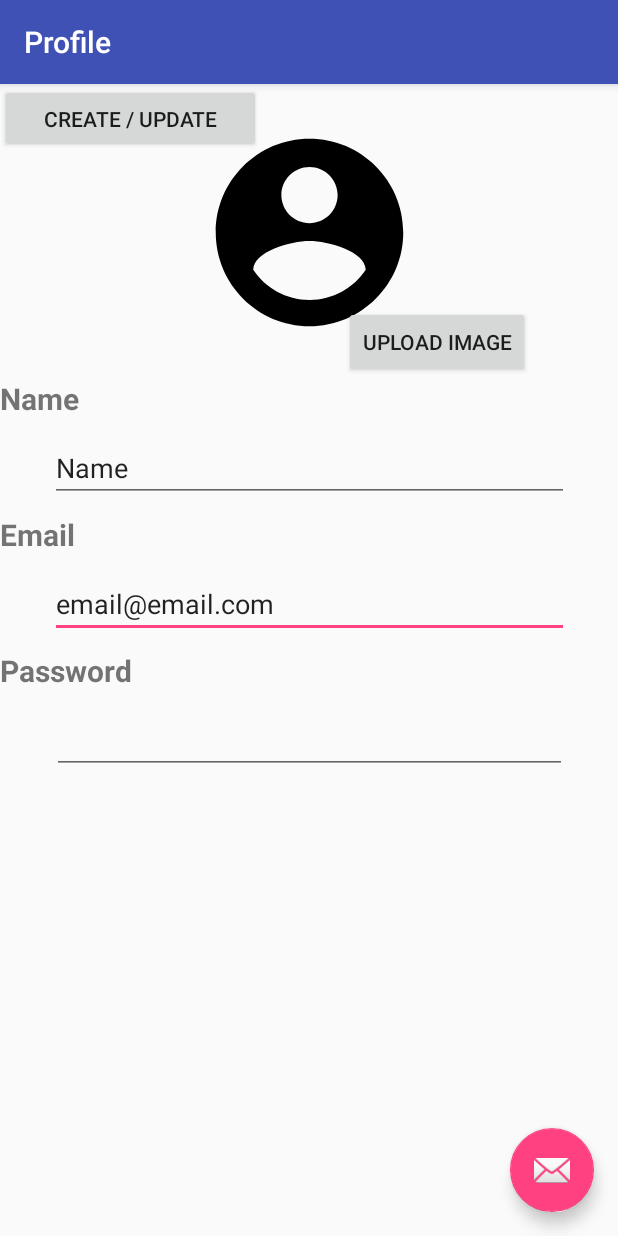
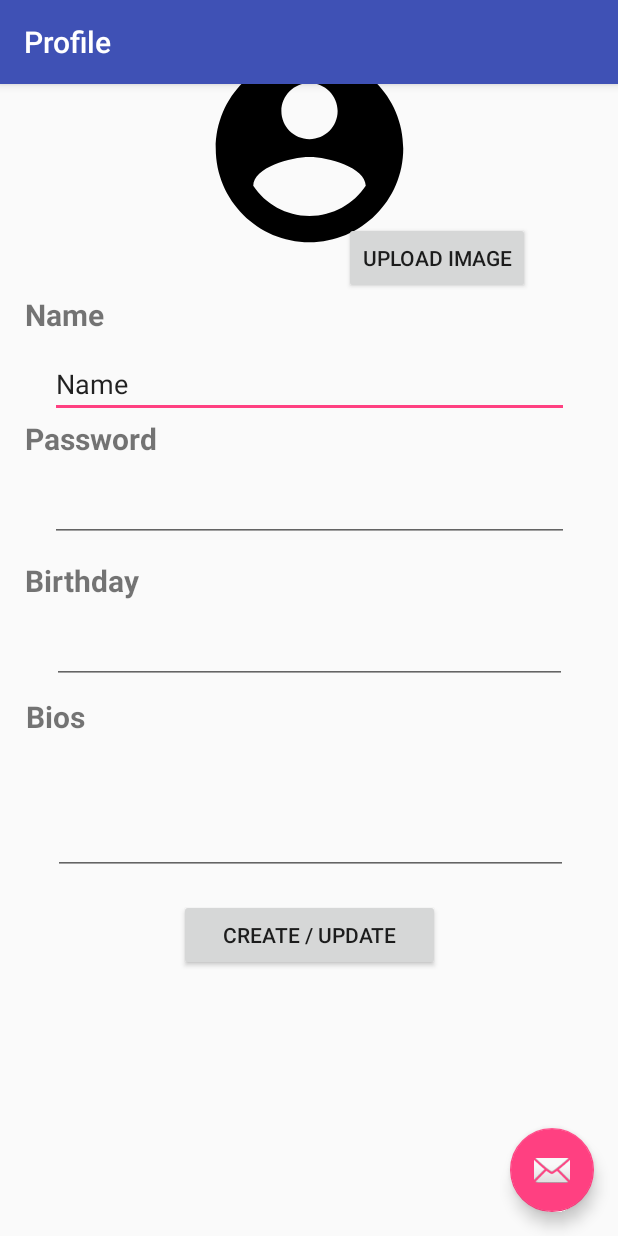
Before and after one commit to ahlp/catalog-android-client, an Android app: the Profile screen opened directly, with no data from a screen before it, on a phone screen of 412 x 824 dp. Run offline under Robolectric (Android 15) with nearby library versions, the phone set to English and light mode, and no system bars.

Commit message:
adjusting profile activity

```diff
--- a/app/src/main/java/com/hnka/csd/Profile.java
+++ b/app/src/main/java/com/hnka/csd/Profile.java
@@ -1,11 +1,18 @@
 package com.hnka.csd;
 
+import android.content.Intent;
 import android.os.Bundle;
 import android.support.design.widget.FloatingActionButton;
 import android.support.design.widget.Snackbar;
 import android.support.v7.app.AppCompatActivity;
 import android.support.v7.widget.Toolbar;
 import android.view.View;
+import android.widget.EditText;
+import android.widget.Toast;
+
+import com.hnka.csd.client.ClientFactory;
+import com.hnka.csd.client.ClientLogin;
+import com.hnka.csd.client.ClientProfile;
 
 public class Profile extends AppCompatActivity {
 
@@ -26,4 +33,41 @@ public class Profile extends AppCompatActivity {
         });
     }
 
+    public void CreateUpdateProfile(View v) {
+        ClientProfile clientProfile = ClientFactory.getClientProfileInstance();
+        ClientLogin clientLogin = ClientFactory.getClientLoginInstance();
+
+        boolean isCreatingProfile = true;
+
+        String userName = ((EditText)findViewById(R.id.ProfileUsername)).getText().toString();
+        String password = ((EditText)findViewById(R.id.ProfilePassword)).getText().toString();
+
+        String birthday = ((EditText)findViewById(R.id.ProfileBirthday)).getText().toString();
+        String bios = ((EditText)findViewById(R.id.ProfileBios)).getText().toString();
+
+        if (isCreatingProfile){
+            // TODO: adjust requests
+            clientLogin.register(userName, password);
+            clientLogin.login(userName, password);
+            clientProfile.createProfile(userName, birthday, "",bios);
+        } else {
+            clientProfile.updateProfile(userName, birthday, "",bios);
+        }
+    }
+
+    private void ProfileCreateWithSuccess() {
+        Toast.makeText(getApplicationContext(), "Welcome to CSD!", Toast.LENGTH_LONG).show();
+
+        Intent intent = new Intent(this, HomeFragment.class);
+        intent.setFlags(Intent.FLAG_ACTIVITY_NO_HISTORY);
+        startActivity(intent);
+    }
+
+    private void ProfileUpdatedWithSuccess() {
+        Toast.makeText(getApplicationContext(), "Profile Update with success", Toast.LENGTH_LONG).show();
+
+        Intent intent = new Intent(this, HomeFragment.class);
+        intent.setFlags(Intent.FLAG_ACTIVITY_NO_HISTORY);
+        startActivity(intent);
+    }
 }
--- a/app/src/main/java/com/hnka/csd/client/ClientFactory.java
+++ b/app/src/main/java/com/hnka/csd/client/ClientFactory.java
@@ -6,6 +6,7 @@ public class ClientFactory {
     public static final String HOST = "localhost:30412";
 
     private static ClientLogin clientLogin;
+    private static ClientProfile clientProfile;
 
     public static ClientLogin getClientLoginInstance() {
         if (ClientFactory.clientLogin == null){
@@ -14,4 +15,13 @@ public class ClientFactory {
 
         return ClientFactory.clientLogin;
     }
+
+    public static ClientProfile getClientProfileInstance() {
+        if (ClientFactory.clientProfile == null){
+            ClientFactory.clientProfile = new ClientProfile();
+        }
+
+        return ClientFactory.clientProfile;
+    }
+
 }
--- a/app/src/main/res/layout/content_profile.xml
+++ b/app/src/main/res/layout/content_profile.xml
@@ -1,45 +1,89 @@
 <?xml version="1.0" encoding="utf-8"?>
+<ScrollView xmlns:android="http://schemas.android.com/apk/res/android"
+    xmlns:tools="http://schemas.android.com/tools"
+    android:layout_width="match_parent"
+    android:layout_height="match_parent"
+    android:fillViewport="true">
+
 <android.support.constraint.ConstraintLayout xmlns:android="http://schemas.android.com/apk/res/android"
     xmlns:app="http://schemas.android.com/apk/res-auto"
     xmlns:tools="http://schemas.android.com/tools"
     android:layout_width="match_parent"
-    android:layout_height="match_parent"
+    android:layout_height="wrap_content"
     app:layout_behavior="@string/appbar_scrolling_view_behavior"
     tools:context=".Profile"
+    tools:layout_editor_absoluteY="81dp"
     tools:showIn="@layout/activity_profile">
+
+
+
+    <TextView
+        android:id="@+id/textView24"
+        android:layout_width="wrap_content"
+        android:layout_height="29dp"
+        android:layout_marginEnd="8dp"
+        android:layout_marginStart="8dp"
+        android:layout_marginTop="8dp"
+        android:text="Bios"
+        android:textSize="20sp"
+        android:textStyle="bold"
+        app:layout_constraintEnd_toEndOf="parent"
+        app:layout_constraintHorizontal_bias="0.027"
+        app:layout_constraintStart_toStartOf="parent"
+        app:layout_constraintTop_toBottomOf="@+id/ProfileBirthday" />
+
+    <EditText
+        android:id="@+id/ProfileBios"
+        android:layout_width="343dp"
+        android:layout_height="82dp"
+        android:layout_marginEnd="8dp"
+        android:layout_marginStart="8dp"
+        android:layout_marginTop="8dp"
+        android:ems="10"
+        android:inputType="text"
+        app:layout_constraintEnd_toEndOf="parent"
+        app:layout_constraintHorizontal_bias="0.52"
+        app:layout_constraintStart_toStartOf="parent"
+        app:layout_constraintTop_toBottomOf="@+id/textView24" />
 
     <TextView
         android:id="@+id/textView14"
         android:layout_width="wrap_content"
         android:layout_height="29dp"
-        android:layout_marginTop="8dp"
-        android:text="Password"
+        android:layout_marginEnd="8dp"
+        android:layout_marginStart="8dp"
+        android:layout_marginTop="12dp"
+        android:text="Birthday"
         android:textSize="20sp"
         android:textStyle="bold"
-        app:layout_constraintTop_toBottomOf="@+id/editText4"
-        tools:layout_editor_absoluteX="16dp" />
+        app:layout_constraintEnd_toEndOf="parent"
+        app:layout_constraintHorizontal_bias="0.027"
+        app:layout_constraintStart_toStartOf="parent"
+        app:layout_constraintTop_toBottomOf="@+id/ProfilePassword" />
 
     <TextView
         android:id="@+id/textView13"
         android:layout_width="wrap_content"
         android:layout_height="29dp"
-        android:layout_marginTop="8dp"
-        android:text="Email"
+        android:layout_marginEnd="8dp"
+        android:layout_marginStart="8dp"
+        android:text="Password"
         android:textSize="20sp"
         android:textStyle="bold"
-        app:layout_constraintTop_toBottomOf="@+id/editText3"
-        tools:layout_editor_absoluteX="16dp" />
+        app:layout_constraintEnd_toEndOf="parent"
+        app:layout_constraintHorizontal_bias="0.028"
+        app:layout_constraintStart_toStartOf="parent"
+        app:layout_constraintTop_toBottomOf="@+id/ProfileUsername" />
 
     <EditText
-        android:id="@+id/editText4"
+        android:id="@+id/ProfilePassword"
         android:layout_width="346dp"
         android:layout_height="wrap_content"
         android:layout_marginEnd="8dp"
         android:layout_marginStart="8dp"
         android:layout_marginTop="8dp"
         android:ems="10"
-        android:inputType="textPersonName"
-        android:text="email@email.com"
+        android:inputType="textPassword"
         app:layout_constraintEnd_toEndOf="parent"
         app:layout_constraintStart_toStartOf="parent"
         app:layout_constraintTop_toBottomOf="@+id/textView13" />
@@ -73,15 +117,19 @@
         android:id="@+id/textView6"
         android:layout_width="wrap_content"
         android:layout_height="29dp"
+        android:layout_marginEnd="8dp"
+        android:layout_marginStart="8dp"
         android:layout_marginTop="196dp"
         android:text="Name"
         android:textSize="20sp"
         android:textStyle="bold"
-        app:layout_constraintTop_toTopOf="parent"
-        tools:layout_editor_absoluteX="16dp" />
+        app:layout_constraintEnd_toEndOf="parent"
+        app:layout_constraintHorizontal_bias="0.025"
+        app:layout_constraintStart_toStartOf="parent"
+        app:layout_constraintTop_toTopOf="parent" />
 
     <EditText
-        android:id="@+id/editText3"
+        android:id="@+id/ProfileUsername"
         android:layout_width="346dp"
         android:layout_height="wrap_content"
         android:layout_marginEnd="8dp"
@@ -95,14 +143,14 @@
         app:layout_constraintTop_toBottomOf="@+id/textView6" />
 
     <EditText
-        android:id="@+id/editText6"
+        android:id="@+id/ProfileBirthday"
         android:layout_width="343dp"
         android:layout_height="wrap_content"
         android:layout_marginEnd="8dp"
         android:layout_marginStart="8dp"
         android:layout_marginTop="8dp"
         android:ems="10"
-        android:inputType="textPassword"
+        android:inputType="date"
         app:layout_constraintEnd_toEndOf="parent"
         app:layout_constraintStart_toStartOf="parent"
         app:layout_constraintTop_toBottomOf="@+id/textView14" />
@@ -110,8 +158,15 @@
     <Button
         android:id="@+id/button4"
         android:layout_width="174dp"
-        android:layout_height="46dp"
+        android:layout_height="0dp"
+        android:layout_marginEnd="8dp"
+        android:layout_marginStart="8dp"
+        android:layout_marginTop="16dp"
+        android:onClick="CreateUpdateProfile"
         android:text="Create / Update"
-        tools:layout_editor_absoluteX="117dp"
-        tools:layout_editor_absoluteY="458dp" />
+        app:layout_constraintEnd_toEndOf="parent"
+        app:layout_constraintStart_toStartOf="parent"
+        app:layout_constraintTop_toBottomOf="@+id/ProfileBios" />
+
 </android.support.constraint.ConstraintLayout>
+</ScrollView>
```
